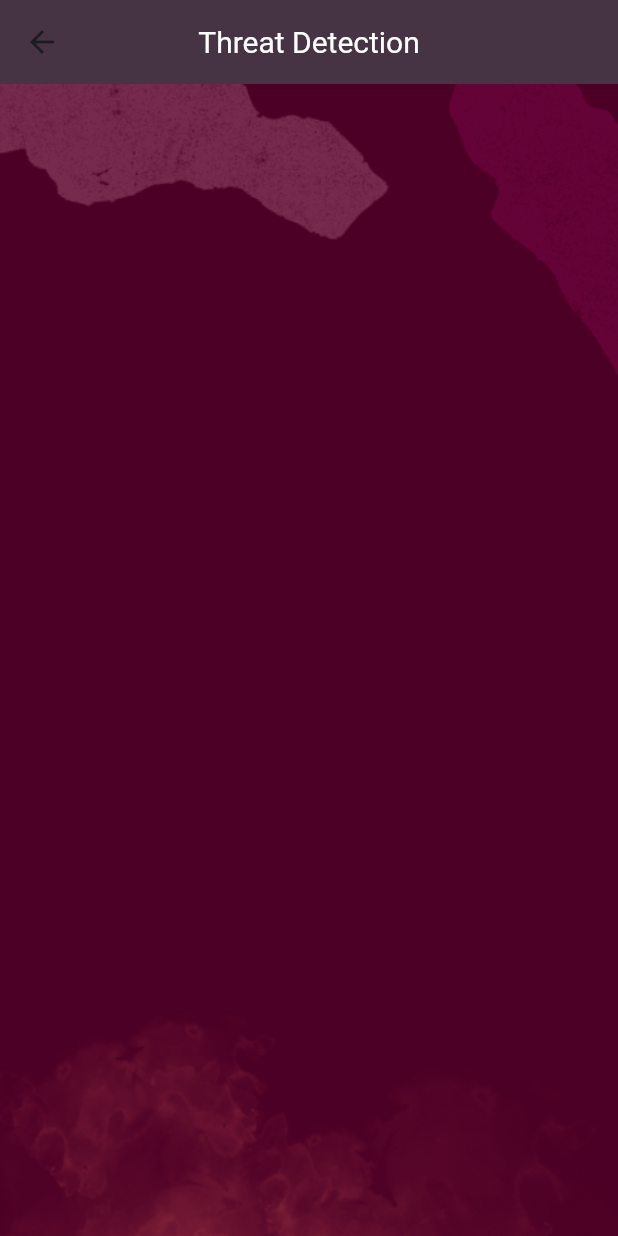
After one commit to hmzza/safeguardher_fyp, a Flutter app: the ThreatDetect screen opened directly, on a phone screen of 412 x 824 dp. The commit adds this screen. Run offline on Flutter 3.47's test engine with Material 3 defaults, Android fonts, the phone set to English and light mode, and no system bars; our stand-ins replace image_picker, just_audio, permission_handler; missing offline and left inert: audio_session, dart:ffi, flutter_sound, flutter_sound_platform_interface, tflite_flutter.

Commit message:
threat detection tflite

```diff
--- a/lib/home_page.dart
+++ b/lib/home_page.dart
@@ -2,6 +2,7 @@ import 'package:flutter/cupertino.dart';
 import 'package:flutter/material.dart';
 import 'package:safeguardher/accountsettings.dart';
 import 'package:safeguardher/fakecall_mainpage.dart';
+import 'package:safeguardher/threatDetection_mainPage.dart';
 import 'package:safeguardher/utils/custom_app_bar.dart';
 // import 'package:safeguardher/utils/util.dart';
 
@@ -37,7 +38,7 @@ class _home_pageState extends State<home_page> {
                     context,
                     MaterialPageRoute(
                         builder: (context) =>
-                            accountsettings()), // Replace 'YourNewPage' with the actual page you want to navigate to
+                            ThreatDetect()), // Replace 'YourNewPage' with the actual page you want to navigate to
                   );
                 },
                 child: Container(
--- /dev/null
+++ b/lib/threatDetection_mainPage.dart
@@ -0,0 +1,36 @@
+import 'package:flutter/cupertino.dart';
+import 'package:flutter/material.dart';
+import 'package:safeguardher/utils/custom_app_bar.dart';
+import 'package:tflite_flutter/tflite_flutter.dart';
+import 'fakecall_mainpage.dart';
+
+class ThreatDetect extends StatefulWidget {
+  const ThreatDetect({super.key});
+
+  @override
+  State<ThreatDetect> createState() => _ThreatDetectState();
+}
+
+class _ThreatDetectState extends State<ThreatDetect> {
+  @override
+  Widget build(BuildContext context) {
+    return Scaffold(
+      appBar: CustomAppBar(titleText: 'Threat Detection'),
+        body: Stack(
+          children: [
+            Container(
+              decoration: BoxDecoration(
+                image: DecorationImage(
+                  image: AssetImage('assets/images/backgroundlogin.png'),
+                  fit: BoxFit.cover,
+                ),
+              ),
+            ),
+
+
+          ],
+        )
+
+    );
+  }
+}
--- a/pubspec.yaml
+++ b/pubspec.yaml
@@ -37,6 +37,7 @@ dependencies:
 #  flutter_alarm_clock: ^0.0.1
 
 
+
   # The following adds the Cupertino Icons font to your application.
   # Use with the CupertinoIcons class for iOS style icons.
   cupertino_icons: ^1.0.2
@@ -46,7 +47,7 @@ dependencies:
   audio_session: ^0.1.16
   path_provider: ^2.1.1
   uuid: ^3.0.7
-  tflite_flutter: ^0.10.3
+  tflite_flutter: ^0.10.4
   icon_forest: ^1.1.8
 
 dev_dependencies:
```
